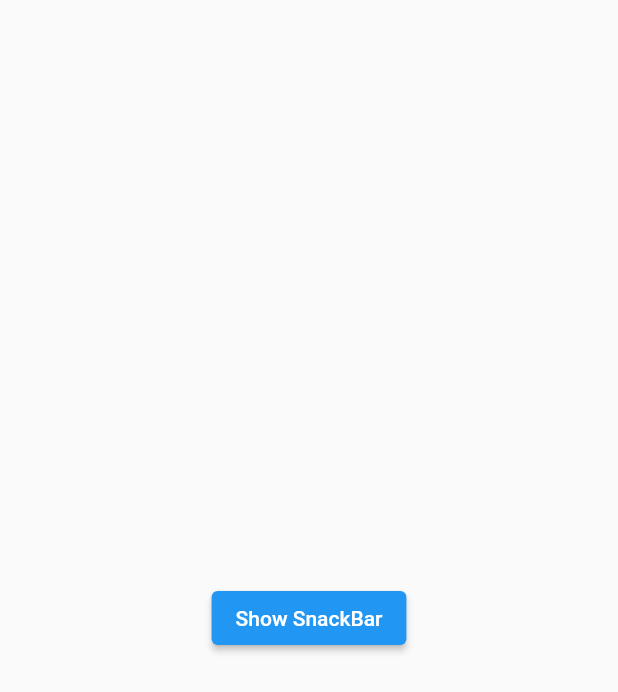
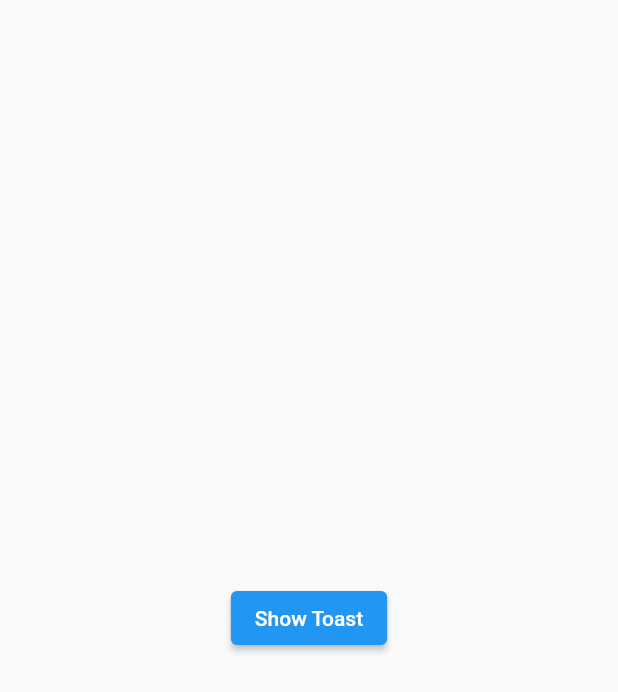
Before and after one commit to arjun-baidya/flutter_learning_materials, a Flutter app: the screen it shows after launch, on a phone screen of 412 x 824 dp. Shown: the top 692 px of the screen. Run offline on Flutter 3.47's test engine with Material 2 defaults, Android fonts, the phone set to English and light mode, and no system bars; our stand-ins replace curved_navigation_bar, fluttertoast, image_picker, liquid_swipe.

Commit message:
flutter toast widget update

```diff
--- /dev/null
+++ b/lib/flutter_widgets/fluttertoast_widget.dart
@@ -0,0 +1,28 @@
+import 'package:flutter/material.dart';
+import 'package:fluttertoast/fluttertoast.dart';
+
+class FlutterToastWidget extends StatelessWidget {
+  const FlutterToastWidget({ Key? key }) : super(key: key);
+
+  @override
+  Widget build(BuildContext context) {
+    return Scaffold(
+      body: Center(
+        child: ElevatedButton(
+          child: const Text('Show Toast'),
+          onPressed: () {
+            Fluttertoast.showToast(
+              msg: 'This is Center Short Toast',
+              toastLength: Toast.LENGTH_SHORT,
+              gravity: ToastGravity.CENTER,
+              backgroundColor: Colors.red,
+              textColor: Colors.white,
+              fontSize: 16.0,
+              webPosition: 'center',
+            );
+          },
+        ),
+      ),
+    );
+  }
+}
--- a/lib/main.dart
+++ b/lib/main.dart
@@ -7,6 +7,7 @@ import 'package:flutter_learning_materials/flutter_widgets/column_widget.dart';
 import 'package:flutter_learning_materials/flutter_widgets/container_widget.dart';
 import 'package:flutter_learning_materials/flutter_widgets/curved_navigation_bar.dart';
 import 'package:flutter_learning_materials/flutter_widgets/expanded_widget.dart';
+import 'package:flutter_learning_materials/flutter_widgets/fluttertoast_widget.dart';
 import 'package:flutter_learning_materials/flutter_widgets/gradient.dart';
 import 'package:flutter_learning_materials/flutter_widgets/grid_view_widget.dart';
 import 'package:flutter_learning_materials/flutter_widgets/image_picker_widget.dart';
@@ -63,7 +64,8 @@ class MyApp extends StatelessWidget {
       // home: const ModalBottonWidget(),
       // home: const AlertDialogWidget(),
       // home: const CarvedNavbarWidget(),
-      home: const SnackBarWidget(),
+      // home: const SnackBarWidget(),
+      home: const FlutterToastWidget(),
     );
   }
 }
--- a/pubspec.yaml
+++ b/pubspec.yaml
@@ -39,6 +39,7 @@ dependencies:
   image_picker: ^0.8.5
   curved_navigation_bar: ^1.0.3
   snack: ^2.0.0
+  fluttertoast: ^8.0.9
 
 dev_dependencies:
   flutter_test:
```
Also changed, not shown: pubspec.lock.
